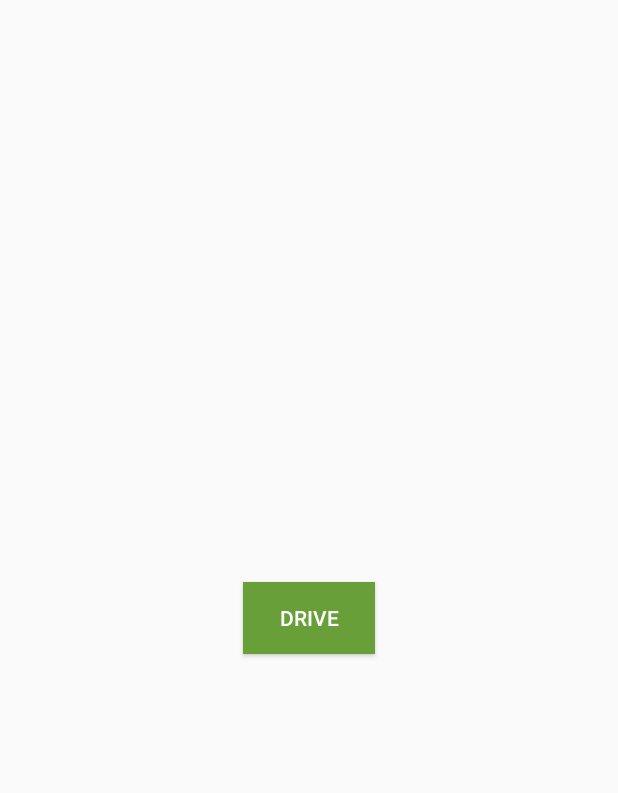
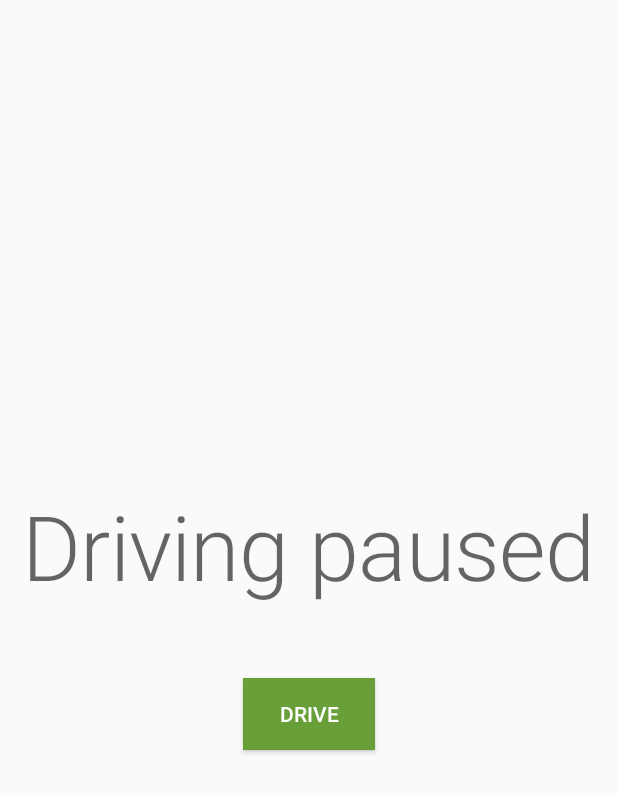
Before and after one commit to TheoKanning/Dexter, an Android app: the layout fragment_control.xml on its own in the app's theme, with its tools: preview values and no code run, on a phone screen of 412 x 824 dp. Shown: the top 793 px of the screen. Run offline under Robolectric (Android 15) with nearby library versions, the phone set to English and light mode, and no system bars.

Commit message:
Add new layouts for searching, driving, and pausing

```diff
--- a/Android/app/src/main/java/theo/dexter/bluetooth/BluetoothConnection.kt
+++ b/Android/app/src/main/java/theo/dexter/bluetooth/BluetoothConnection.kt
@@ -93,7 +93,7 @@ class BluetoothConnection(device: BluetoothDevice, private val bluetoothConnecti
         /** Will cancel an in-progress connection, and close the bluetoothSocket  */
         fun cancel() {
             try {
-                bluetoothSocket!!.close()
+                connectedThread?.cancel()
                 isConnected = false
                 bluetoothConnectionListener.onDisconnect()
             } catch (e: IOException) {
@@ -132,7 +132,6 @@ class BluetoothConnection(device: BluetoothDevice, private val bluetoothConnecti
             } catch (e: IOException) {
                 Log.e(TAG, "Error writing message", e)
             }
-
         }
 
         /* Call this from the main activity to shutdown the connection */
--- a/Android/app/src/main/java/theo/dexter/ui/fragment/ControlFragment.kt
+++ b/Android/app/src/main/java/theo/dexter/ui/fragment/ControlFragment.kt
@@ -58,7 +58,7 @@ class ControlFragment : Fragment(), BluetoothConnection.BluetoothConnectionListe
             startActivityForResult(enableBtIntent, REQUEST_ENABLE_BT)
         }
 
-        bluetoothScanner.startScan(this)
+        startSearching()
 
         start.setOnClickListener { startDriving() }
         stop.setOnClickListener { stopDriving() }
@@ -100,6 +100,7 @@ class ControlFragment : Fragment(), BluetoothConnection.BluetoothConnectionListe
     }
 
     override fun onConnect() {
+        startDriving()
         Toast.makeText(context, "Connected!", Toast.LENGTH_SHORT).show()
         Log.i(TAG, "Connected")
     }
@@ -117,15 +118,24 @@ class ControlFragment : Fragment(), BluetoothConnection.BluetoothConnectionListe
     }
 
     private fun startDriving() {
-        start.visibility = View.GONE
-        stop.visibility = View.VISIBLE
+        drivingLayout.visibility = View.VISIBLE
+        pausedLayout.visibility = View.GONE
+        searchingLayout.visibility = View.GONE
         sensorManager.registerListener(sensorListener, accel, SensorManager.SENSOR_DELAY_NORMAL)
     }
 
     private fun stopDriving() {
-        start.visibility = View.VISIBLE
-        stop.visibility = View.GONE
+        drivingLayout.visibility = View.GONE
+        pausedLayout.visibility = View.VISIBLE
+        searchingLayout.visibility = View.GONE
         sensorManager.unregisterListener(sensorListener)
+    }
+
+    private fun startSearching() {
+        bluetoothScanner.startScan(this)
+        drivingLayout.visibility = View.GONE
+        pausedLayout.visibility = View.GONE
+        searchingLayout.visibility = View.VISIBLE
     }
 
     companion object {
--- a/Android/app/src/main/res/layout/fragment_control.xml
+++ b/Android/app/src/main/res/layout/fragment_control.xml
@@ -4,23 +4,75 @@
     android:layout_height="match_parent"
     tools:context="theo.dexter.ui.fragment.ControlFragment">
 
-    <Button
-        android:layout_width="wrap_content"
-        android:layout_height="wrap_content"
-        android:text="@string/fragment_control_drive"
-        android:id="@+id/start"
-        android:background="@color/colorStart"
-        android:layout_centerInParent="true"
-        android:textColor="#FFFFFF" />
+    <LinearLayout
+        android:id="@+id/searchingLayout"
+        android:layout_width="match_parent"
+        android:layout_height="match_parent"
+        android:gravity="center"
+        android:orientation="vertical"
+        tools:visibility="gone">
 
-    <Button
-        android:layout_width="wrap_content"
-        android:layout_height="wrap_content"
-        android:text="@string/fragment_control_park"
-        android:id="@+id/stop"
-        android:background="@color/colorStop"
-        android:layout_centerInParent="true"
-        android:textColor="#FFFFFF"
-        android:visibility="gone" />
+        <TextView
+            style="@style/TextAppearance.MaterialComponents.Headline2"
+            android:layout_width="wrap_content"
+            android:layout_height="wrap_content"
+            android:text="@string/fragment_control_searching" />
 
+        <ProgressBar
+            android:layout_width="96dp"
+            android:layout_height="96dp"
+            android:layout_marginTop="48dp" />
+
+    </LinearLayout>
+
+    <LinearLayout
+        android:id="@+id/drivingLayout"
+        android:layout_width="match_parent"
+        android:layout_height="match_parent"
+        android:gravity="center"
+        android:orientation="vertical"
+        android:visibility="gone"
+        tools:visibility="gone">
+
+        <TextView
+            style="@style/TextAppearance.MaterialComponents.Headline2"
+            android:layout_width="wrap_content"
+            android:layout_height="wrap_content"
+            android:text="@string/fragment_control_driving" />
+
+        <Button
+            android:id="@+id/stop"
+            android:layout_width="wrap_content"
+            android:layout_height="wrap_content"
+            android:layout_marginTop="48dp"
+            android:background="@color/colorStop"
+            android:text="@string/fragment_control_pause"
+            android:textColor="#FFFFFF" />
+
+    </LinearLayout>
+
+    <LinearLayout
+        android:id="@+id/pausedLayout"
+        android:layout_width="match_parent"
+        android:layout_height="match_parent"
+        android:gravity="center"
+        android:orientation="vertical"
+        android:visibility="gone"
+        tools:visibility="visible">
+
+        <TextView
+            style="@style/TextAppearance.MaterialComponents.Headline2"
+            android:layout_width="wrap_content"
+            android:layout_height="wrap_content"
+            android:text="@string/fragment_control_paused" />
+
+        <Button
+            android:id="@+id/start"
+            android:layout_width="wrap_content"
+            android:layout_height="wrap_content"
+            android:layout_marginTop="48dp"
+            android:background="@color/colorStart"
+            android:text="@string/fragment_control_drive"
+            android:textColor="#FFFFFF" />
+    </LinearLayout>
 </RelativeLayout>
--- a/Android/app/src/main/res/values/strings.xml
+++ b/Android/app/src/main/res/values/strings.xml
@@ -1,11 +1,11 @@
 <resources>
     <string name="app_name">Dexter</string>
-    <string name="action_settings">Settings</string>
-
-    <!-- Bluetooth Fragment -->
-    <string name="fragment_bluetooth_devices">Nearby Bluetooth Devices</string>
 
     <!-- Control Fragment -->
-    <string name="fragment_control_park">Park</string>
+    <string name="fragment_control_pause">Pause</string>
     <string name="fragment_control_drive">Drive</string>
+    <string name="fragment_control_searching">Searching for Dexter</string>
+    <string name="fragment_control_driving">Rotate to drive!</string>
+    <string name="fragment_control_paused">Driving paused</string>
+
 </resources>
```
